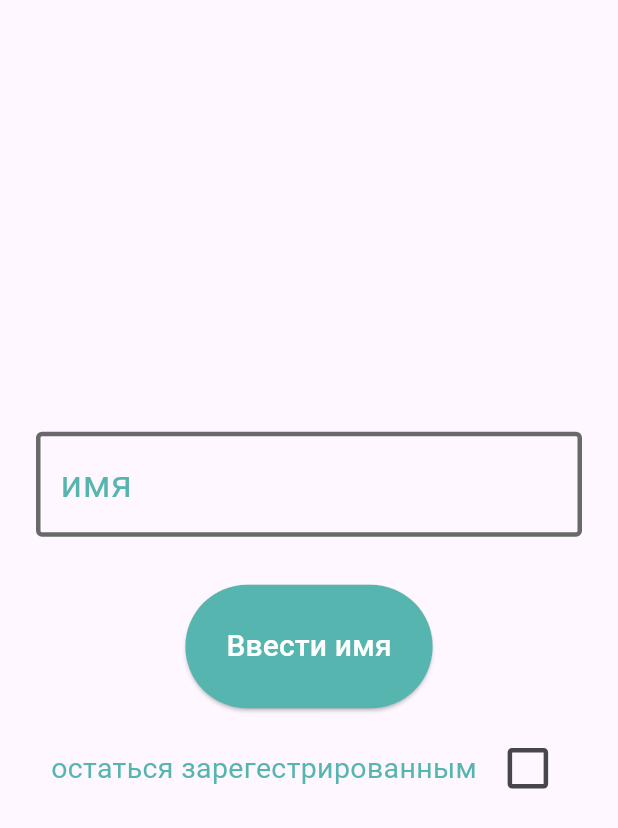
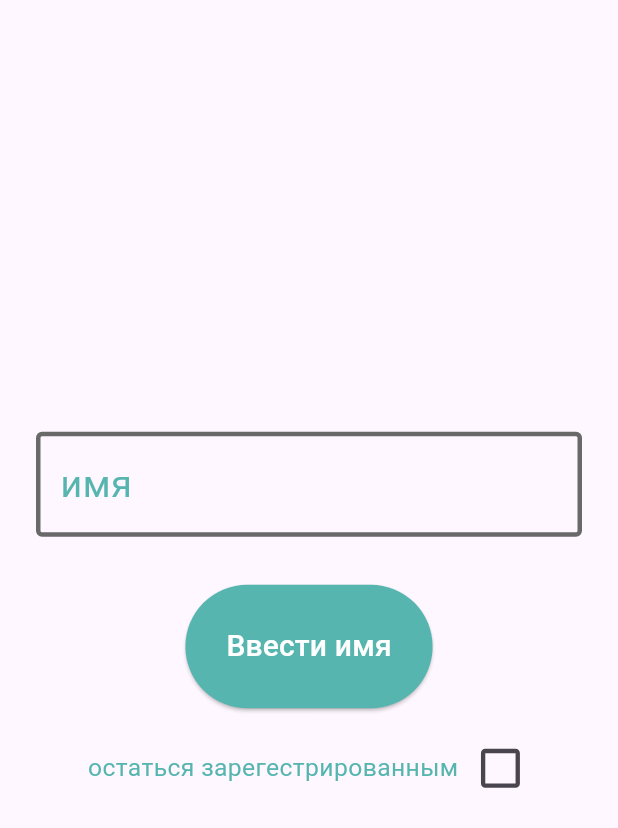
Before and after one commit to MarinaPak108/lotus, a Flutter app: the screen it shows after launch, on a phone screen of 412 x 824 dp. Shown: the top 828 px of the screen. Run offline on Flutter 3.47's test engine with Material 3 defaults, Android fonts, the phone set to English and light mode, and no system bars; our stand-ins replace equatable, google_fonts, shared_preferences, sqflite; accounts and stored records are empty.

Commit message:
corrected dropdown menu text with login checkbox

```diff
--- a/lib/presentation/pages/login_page.dart
+++ b/lib/presentation/pages/login_page.dart
@@ -84,7 +84,8 @@ class _LoginPageState extends State<LoginPage> {
               const SizedBox(
                 height: 16,
               ),
-              MyBtn(
+              Center(
+                child: MyBtn(
                   name: "Ввести имя",
                   onPressed: isButtonActive
                       ? () {
@@ -100,6 +101,7 @@ class _LoginPageState extends State<LoginPage> {
                           setState(() {});
                         }
                       : null,
+                ),
               ),
               const SizedBox(
                 height: 16,
--- a/lib/presentation/pages/prescription_page.dart
+++ b/lib/presentation/pages/prescription_page.dart
@@ -89,6 +89,7 @@ class _PrescriptionPageState extends State<PrescriptionPage> {
                 style: BorderStyle.solid,
                 width: height * 0.05)),
         child: DropdownButton<Post>(
+          menuMaxHeight: height * 4,
           isExpanded: true,
           //isDense: true,
           hint: const Text('Choose'),
@@ -107,9 +108,11 @@ class _PrescriptionPageState extends State<PrescriptionPage> {
           items: posts.map<DropdownMenuItem<Post>>((Post value) {
             return DropdownMenuItem<Post>(
               value: value,
-              child: Text(
-                "${value.id}_${value.title}",
-                style: TextStyle(fontSize: height * 0.3),
+              child: Flexible(
+                child: Text(
+                  "${value.id}_${value.title}",
+                  style: TextStyle(fontSize: height * 0.25),
+                ),
               ),
             );
           }).toList(),
--- a/lib/presentation/widgets/check_box.dart
+++ b/lib/presentation/widgets/check_box.dart
@@ -12,19 +12,21 @@ class MyCheckBox extends StatelessWidget {
 
   @override
   Widget build(BuildContext context) {
+    double width = MediaQuery.sizeOf(context).width / 10;
     return Row(
+      mainAxisAlignment: MainAxisAlignment.center,
       children: <Widget>[
-        const SizedBox(
-          width: 10,
+        SizedBox(
+          width: width * 0.1,
         ), //SizedBox
         Text(
           label,
-          style: const TextStyle(fontSize: 19.0, color: AppStyles.logoColor),
+          style: TextStyle(fontSize: width * 0.4, color: AppStyles.logoColor),
         ), //Text
-        const SizedBox(width: 10), //SizedBox
+        SizedBox(width: width * 0.1), //SizedBox
         /** Checkbox Widget **/
         Transform.scale(
-          scale: 1.5,
+          scale: width * 0.035,
           child: Checkbox(
               value: value,
               activeColor: AppStyles.logoColor,
```
Lines whose indentation alone changed are shown as unchanged.
